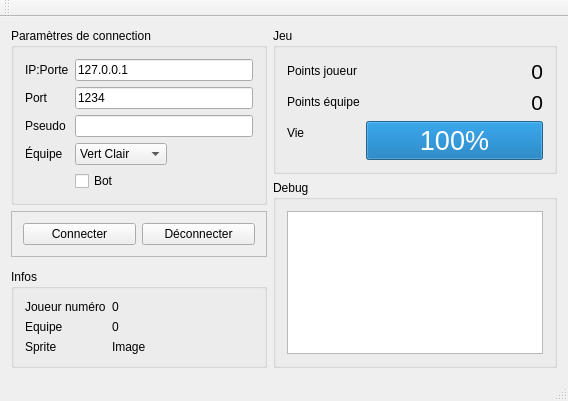
This is QtClient/mainwindow.ui in xdzhou/Airstrike as Qt 5 draws it before an edit. The edited form follows.
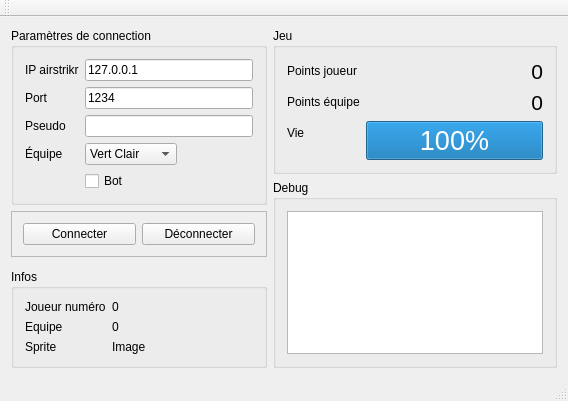
This is the edited form.

What changed in the file:
```diff
--- a/QtClient/mainwindow.ui
+++ b/QtClient/mainwindow.ui
@@ -31,7 +31,7 @@
            <item row="1" column="0">
             <widget class="QLabel" name="label">
              <property name="text">
-              <string>IP:Porte</string>
+              <string>IP airstrikr</string>
              </property>
             </widget>
            </item>
```
